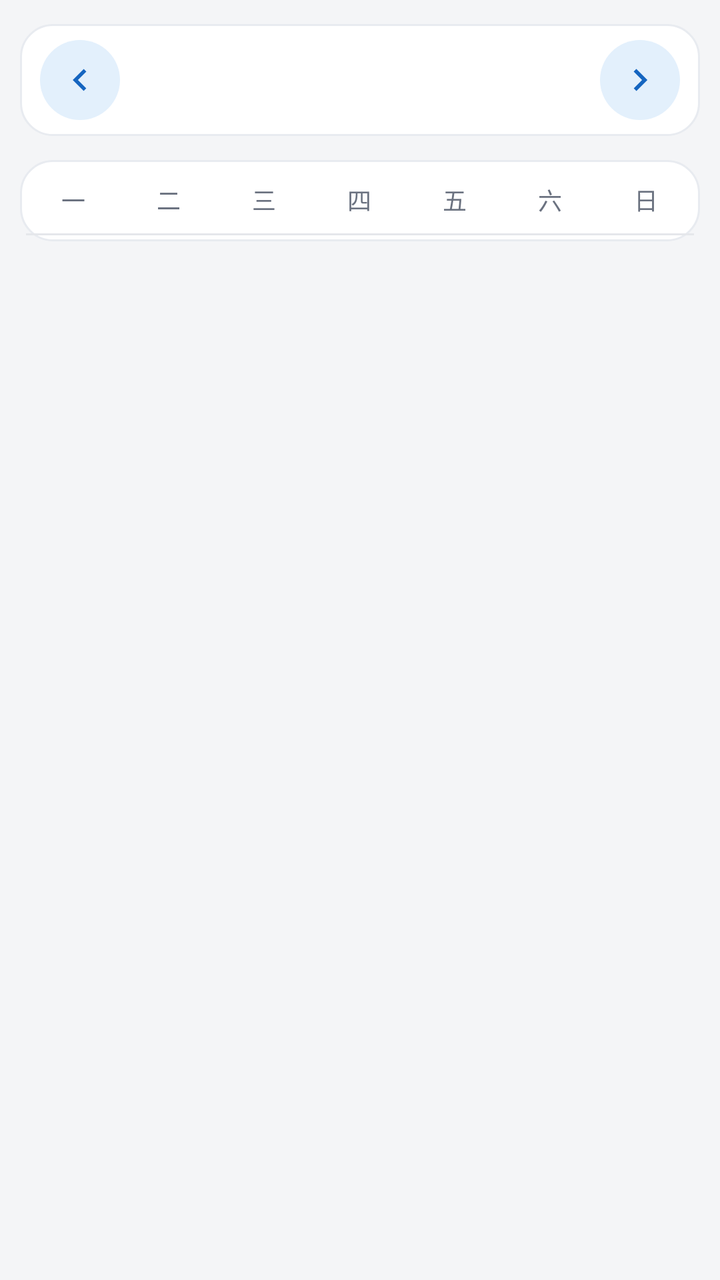
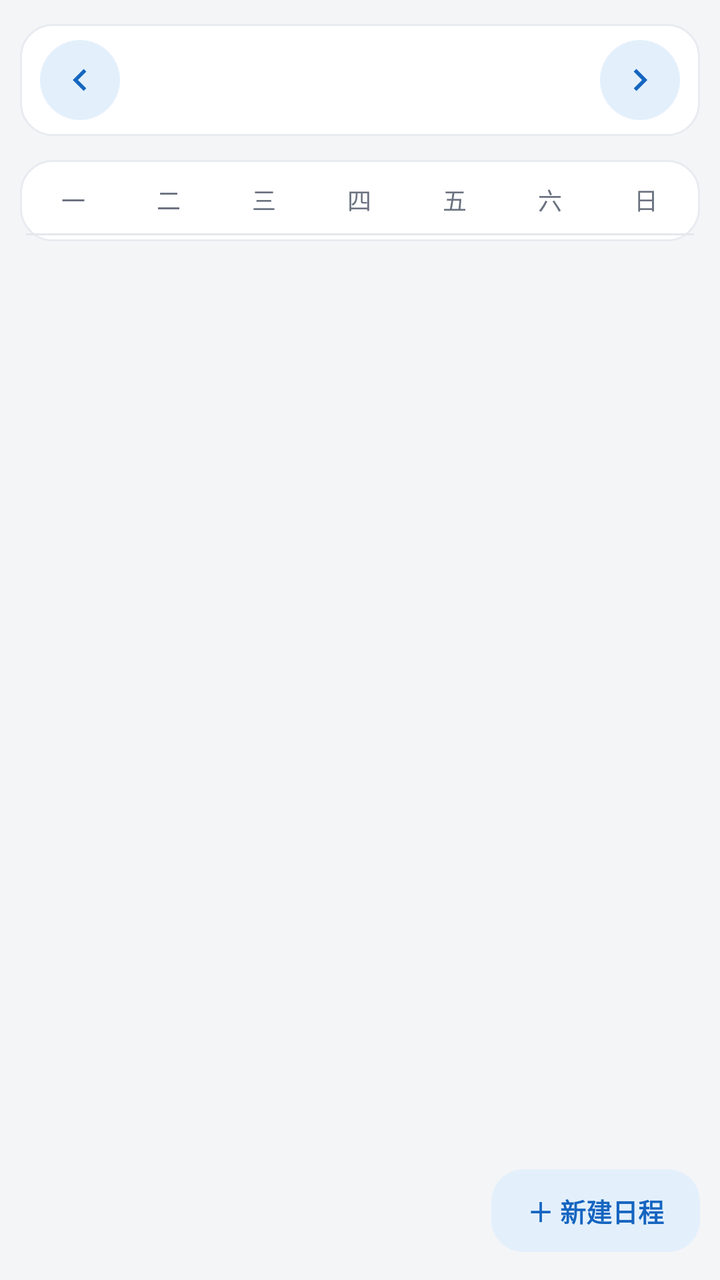

The first picture is an Android layout as it rendered before a commit; the second is the same layout after the commit. The layout source and the unified diff follow.
<!-- AndroidManifest.xml: application theme Theme.Timetable -->
<!-- res/layout/fragment_calendar.xml -->
<?xml version="1.0" encoding="utf-8"?>
<FrameLayout xmlns:android="http://schemas.android.com/apk/res/android"
    android:layout_width="match_parent"
    android:layout_height="match_parent">

    <LinearLayout
        android:id="@+id/normalCalendar"
        android:layout_width="match_parent"
        android:layout_height="match_parent"
        android:orientation="vertical"
        android:paddingHorizontal="10dp"
        android:paddingTop="12dp"
        android:paddingBottom="14dp">

        <LinearLayout
            android:layout_width="match_parent"
            android:layout_height="wrap_content"
            android:background="@drawable/bg_card"
            android:gravity="center_vertical"
            android:orientation="horizontal"
            android:paddingHorizontal="10dp"
            android:paddingVertical="8dp">

            <ImageButton
                android:id="@+id/btnPrev"
                style="@style/NavIconButton"
                android:contentDescription="@string/calendar_prev"
                android:src="@drawable/ic_chevron_left" />

            <TextView
                android:id="@+id/tvMonth"
                android:layout_width="0dp"
                android:layout_height="wrap_content"
                android:layout_weight="1"
                android:fontFamily="sans-serif-medium"
                android:gravity="center"
                android:textColor="@color/text_primary"
                android:textSize="20sp" />

            <ImageButton
                android:id="@+id/btnNext"
                style="@style/NavIconButton"
                android:contentDescription="@string/calendar_next"
                android:src="@drawable/ic_chevron_right" />
        </LinearLayout>

        
        <ScrollView
            android:layout_width="match_parent"
            android:layout_height="0dp"
            android:layout_marginTop="12dp"
            android:layout_weight="1">

            <LinearLayout
                android:layout_width="match_parent"
                android:layout_height="wrap_content"
                android:background="@drawable/bg_card"
                android:orientation="vertical"
                android:padding="3dp">

                <LinearLayout
                    android:layout_width="match_parent"
                    android:layout_height="wrap_content"
                    android:orientation="horizontal"
                    android:paddingVertical="8dp">

                    <TextView style="@style/CalendarWeekday" android:text="一" />
                    <TextView style="@style/CalendarWeekday" android:text="二" />
                    <TextView style="@style/CalendarWeekday" android:text="三" />
                    <TextView style="@style/CalendarWeekday" android:text="四" />
                    <TextView style="@style/CalendarWeekday" android:text="五" />
                    <TextView style="@style/CalendarWeekday" android:text="六" />
                    <TextView style="@style/CalendarWeekday" android:text="日" />
                </LinearLayout>

                <View
                    android:layout_width="match_parent"
                    android:layout_height="1dp"
                    android:background="@color/divider" />

                
                <LinearLayout
                    android:id="@+id/gridContainer"
                    android:layout_width="match_parent"
                    android:layout_height="wrap_content"
                    android:orientation="vertical" />
            </LinearLayout>
        </ScrollView>
    </LinearLayout>

    
    <FrameLayout
        android:id="@+id/p3Host"
        android:layout_width="match_parent"
        android:layout_height="match_parent"
        android:background="#FF0524B1"
        android:visibility="gone" />

</FrameLayout>
<!-- resources referenced by this layout -->
<resources>
  <color name="divider">#E5E7EB</color>
  <color name="text_primary">#16181C</color>
  <!-- drawable bg_card (drawable) -->
  <?xml version="1.0" encoding="utf-8"?>
  <shape xmlns:android="http://schemas.android.com/apk/res/android"
      android:shape="rectangle">
      <solid android:color="@color/card_bg" />
      <corners android:radius="@dimen/card_radius" />
      <stroke
          android:width="1dp"
          android:color="@color/card_stroke" />
  </shape>
  <!-- drawable ic_chevron_left (drawable) -->
  <?xml version="1.0" encoding="utf-8"?>
  <vector xmlns:android="http://schemas.android.com/apk/res/android"
      android:width="24dp"
      android:height="24dp"
      android:viewportWidth="24"
      android:viewportHeight="24">
      <path
          android:fillColor="#FF000000"
          android:pathData="M15.41,7.41L14,6l-6,6 6,6 1.41,-1.41L10.83,12z" />
  </vector>
  <!-- drawable ic_chevron_right (drawable) -->
  <?xml version="1.0" encoding="utf-8"?>
  <vector xmlns:android="http://schemas.android.com/apk/res/android"
      android:width="24dp"
      android:height="24dp"
      android:tint="@color/text_secondary"
      android:viewportWidth="24"
      android:viewportHeight="24">
      <path
          android:fillColor="#FF000000"
          android:pathData="M10,6L8.59,7.41 13.17,12l-4.58,4.59L10,18l6,-6z" />
  </vector>
  <string name="calendar_next">下个月</string>
  <string name="calendar_prev">上个月</string>
  <style name="CalendarWeekday">
          <item name="android:layout_width">0dp</item>
          <item name="android:layout_height">wrap_content</item>
          <item name="android:layout_weight">1</item>
          <item name="android:gravity">center</item>
          <item name="android:textColor">@color/text_secondary</item>
          <item name="android:textSize">12sp</item>
      </style>
  <style name="NavIconButton">
          <item name="android:layout_width">40dp</item>
          <item name="android:layout_height">40dp</item>
          <item name="android:background">@drawable/bg_nav_button</item>
          <item name="android:padding">9dp</item>
          <item name="android:scaleType">fitCenter</item>
          <item name="android:tint">?attr/accentColor</item>
      </style>
  <color name="card_bg">#FFFFFF</color>
  <dimen name="card_radius">16dp</dimen>
  <color name="card_stroke">#E8EBF0</color>
  <color name="text_secondary">#6B7280</color>
  <!-- drawable bg_nav_button (drawable) -->
  <?xml version="1.0" encoding="utf-8"?>
  <shape xmlns:android="http://schemas.android.com/apk/res/android"
      android:shape="oval">
      <solid android:color="?attr/accentSoftColor" />
  </shape>
  <color name="app_bg">#F4F5F7</color>
  <color name="accent_blue">#1565C0</color>
  <color name="accent_soft_blue">#E3F0FC</color>
  <color name="on_accent">#FFFFFF</color>
  <!-- unchanged entries left out for length: 1 -->
</resources>

<!-- the commit's change to res/layout/fragment_calendar.xml (unified diff, before → after) -->
@@ -86,6 +86,22 @@
                     android:orientation="vertical" />
             </LinearLayout>
         </ScrollView>
+
+        
+        <TextView
+            android:id="@+id/btnNewEvent"
+            android:layout_width="wrap_content"
+            android:layout_height="wrap_content"
+            android:layout_gravity="end"
+            android:layout_marginTop="10dp"
+            android:background="@drawable/bg_card_accent"
+            android:gravity="center"
+            android:paddingHorizontal="18dp"
+            android:paddingVertical="11dp"
+            android:text="＋ 新建日程"
+            android:textColor="?attr/accentColor"
+            android:textSize="13sp"
+            android:textStyle="bold" />
     </LinearLayout>
 
     
<!-- resource entries referenced after the edit -->
@@ -11,6 +11,13 @@
       <stroke
           android:width="1dp"
           android:color="@color/card_stroke" />
+  </shape>
+  <!-- drawable bg_card_accent (drawable) -->
+  <?xml version="1.0" encoding="utf-8"?>
+  <shape xmlns:android="http://schemas.android.com/apk/res/android"
+      android:shape="rectangle">
+      <solid android:color="?attr/accentSoftColor" />
+      <corners android:radius="@dimen/card_radius" />
   </shape>
   <!-- drawable ic_chevron_left (drawable) -->
   <?xml version="1.0" encoding="utf-8"?>
